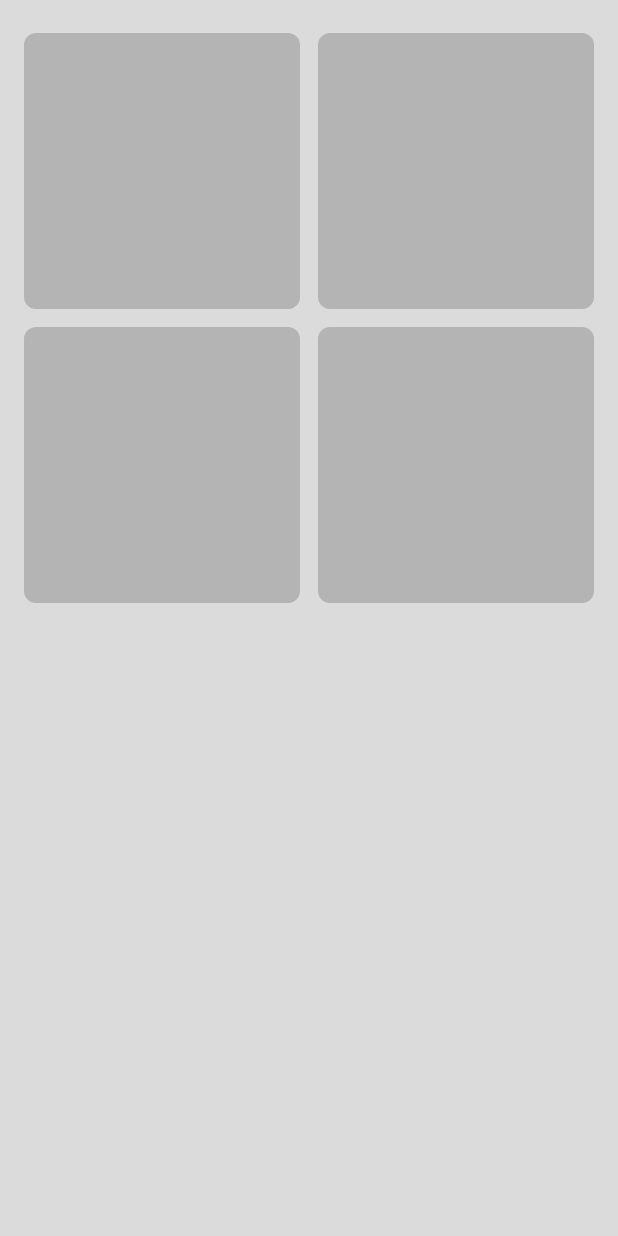
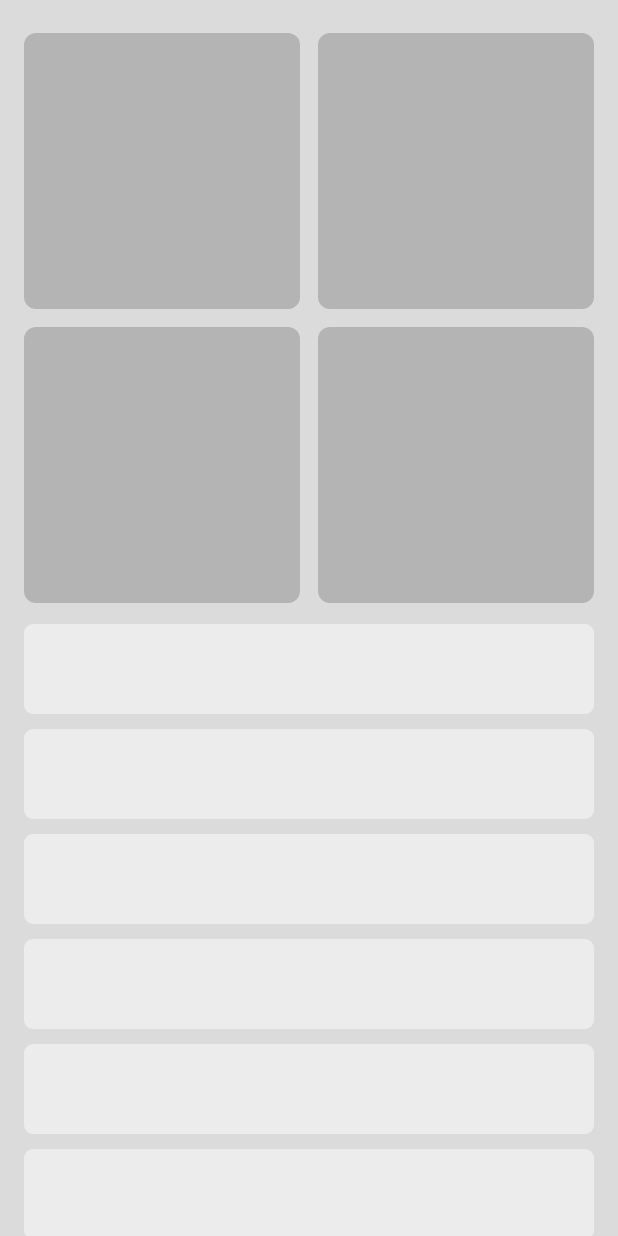
Before and after one commit to HazemAhmed677/Adaptive_Responsive-demo-app, a Flutter app: the screen it shows after launch, on a phone screen of 412 x 824 dp. Run offline on Flutter 3.47's test engine with Material 3 defaults, Android fonts, the phone set to English and light mode, and no system bars.

Commit message:
create sliver list view

```diff
--- /dev/null
+++ b/lib/widgets/custom_item_2.dart
@@ -0,0 +1,16 @@
+import 'package:flutter/material.dart';
+
+class CustomItem2 extends StatelessWidget {
+  const CustomItem2({super.key});
+
+  @override
+  Widget build(BuildContext context) {
+    return Container(
+      height: 60,
+      decoration: BoxDecoration(
+        borderRadius: BorderRadius.circular(6),
+        color: const Color(0xffECECEC),
+      ),
+    );
+  }
+}
--- a/lib/widgets/home_view_body.dart
+++ b/lib/widgets/home_view_body.dart
@@ -1,5 +1,6 @@
 import 'package:flutter/material.dart';
 import 'package:for_experiment/widgets/custom_grid_view.dart';
+import 'package:for_experiment/widgets/custom_list_view.dart';
 
 class HomeViewBody extends StatelessWidget {
   const HomeViewBody({super.key});
@@ -17,6 +18,12 @@ class HomeViewBody extends StatelessWidget {
               ),
             ),
             CustomGridView(),
+            SliverToBoxAdapter(
+              child: SizedBox(
+                height: 14,
+              ),
+            ),
+            CustomListView(),
           ],
         ),
       ),
```
Also changed, not shown: lib/widgets/custom_list_view.dart (added, +19 -0 lines).
